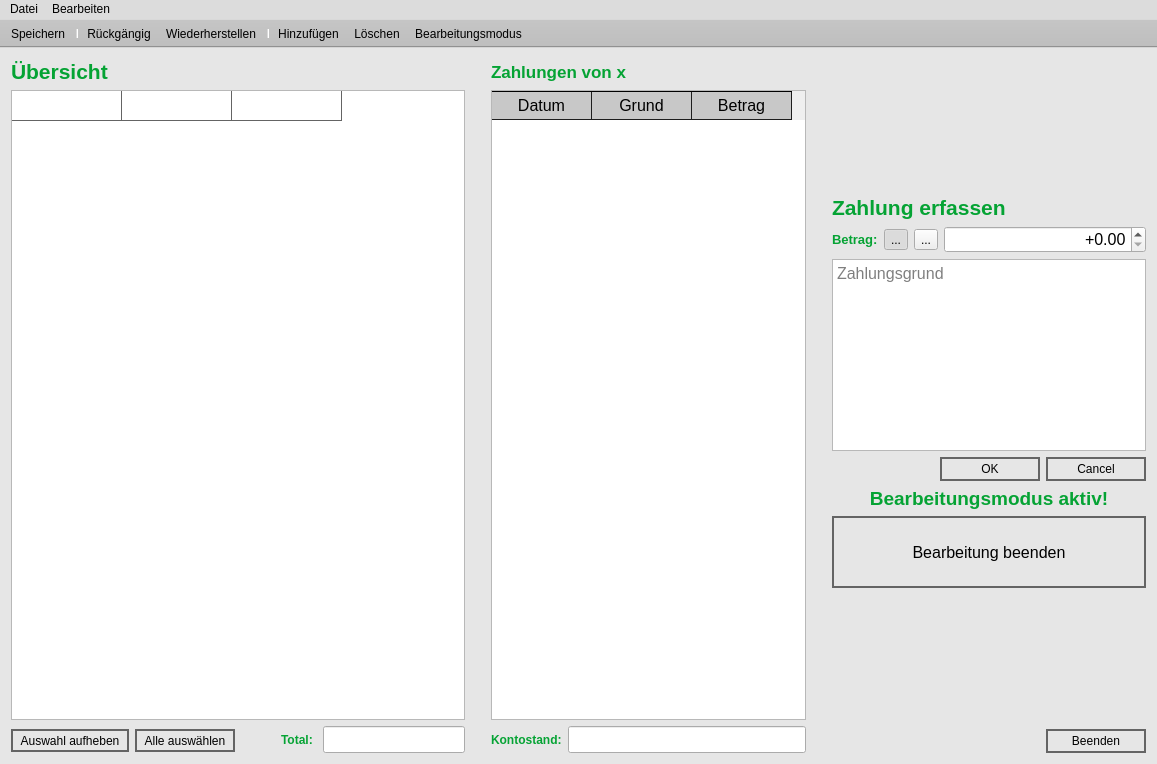
Qt form mainwindow.ui (Snickers03/KlassenkassenManager) before a commit.
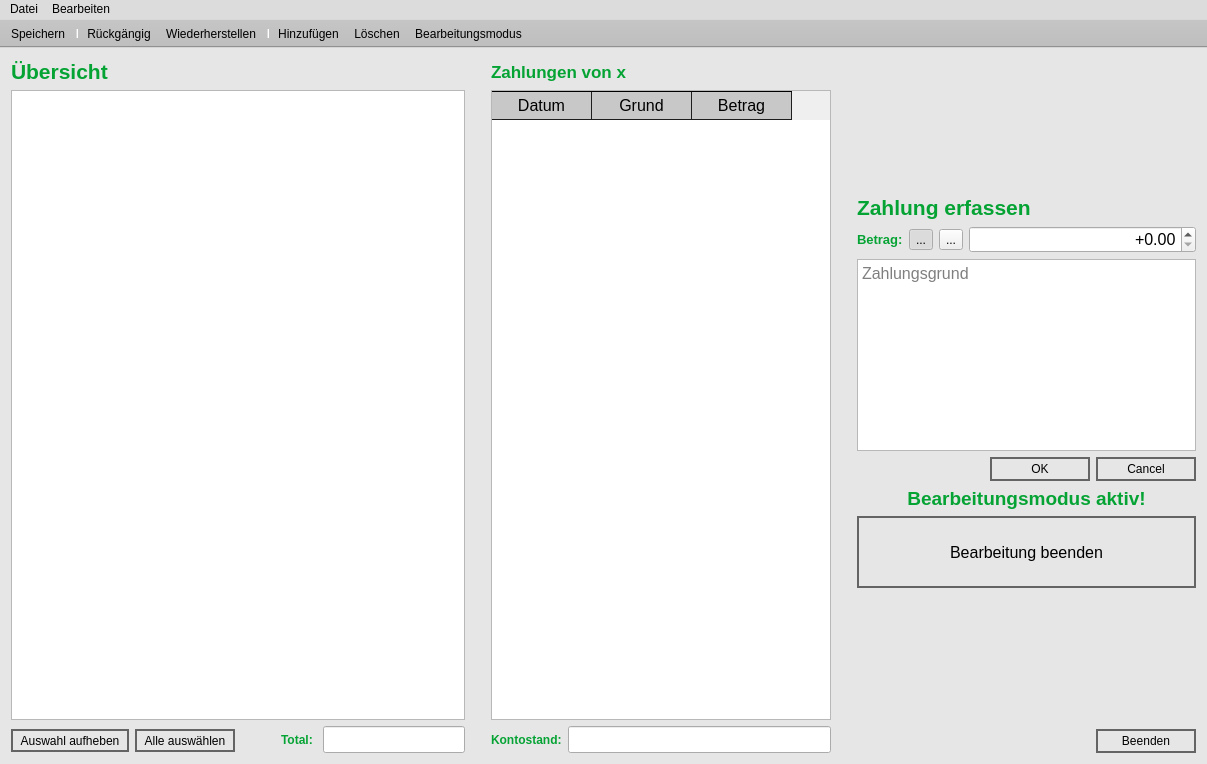
The same form after that commit. Icons and pictures are not drawn.

Patch:
```diff
--- a/mainwindow.ui
+++ b/mainwindow.ui
@@ -9,7 +9,7 @@
    <rect>
     <x>0</x>
     <y>0</y>
-    <width>1157</width>
+    <width>1207</width>
     <height>764</height>
    </rect>
   </property>
@@ -43,7 +43,7 @@
 
 QTableWidget {
     gridline-color: rgb(100, 100, 100);
-    font-size: 12pt;
+    font-size: 11pt;
 	min-width: 30%;
 	min-height: 70%;
 }
@@ -179,6 +179,9 @@
         <property name="gridStyle">
          <enum>Qt::SolidLine</enum>
         </property>
+        <property name="sortingEnabled">
+         <bool>false</bool>
+        </property>
         <property name="cornerButtonEnabled">
          <bool>true</bool>
         </property>
@@ -209,11 +212,6 @@
         <attribute name="verticalHeaderStretchLastSection">
          <bool>false</bool>
         </attribute>
-        <row>
-         <property name="text">
-          <string>1</string>
-         </property>
-        </row>
         <column>
          <property name="text">
           <string>Nachname</string>
@@ -229,30 +227,6 @@
           <string>Guthaben</string>
          </property>
         </column>
-        <item row="0" column="0">
-         <property name="text">
-          <string/>
-         </property>
-         <property name="textAlignment">
-          <set>AlignLeading|AlignVCenter</set>
-         </property>
-        </item>
-        <item row="0" column="1">
-         <property name="text">
-          <string/>
-         </property>
-         <property name="textAlignment">
-          <set>AlignLeading|AlignVCenter</set>
-         </property>
-        </item>
-        <item row="0" column="2">
-         <property name="text">
-          <string/>
-         </property>
-         <property name="textAlignment">
-          <set>AlignTrailing|AlignVCenter</set>
-         </property>
-        </item>
        </widget>
       </item>
       <item>
@@ -446,12 +420,18 @@
           <height>72</height>
          </size>
         </property>
+        <property name="horizontalScrollBarPolicy">
+         <enum>Qt::ScrollBarAlwaysOff</enum>
+        </property>
         <property name="editTriggers">
          <set>QAbstractItemView::NoEditTriggers</set>
         </property>
         <property name="cornerButtonEnabled">
          <bool>true</bool>
         </property>
+        <attribute name="horizontalHeaderHighlightSections">
+         <bool>false</bool>
+        </attribute>
         <column>
          <property name="text">
           <string>Datum</string>
@@ -715,7 +695,7 @@
         </property>
         <property name="minimumSize">
          <size>
-          <width>32</width>
+          <width>18</width>
           <height>0</height>
          </size>
         </property>
@@ -734,9 +714,18 @@
         <property name="enabled">
          <bool>true</bool>
         </property>
+        <property name="sizePolicy">
+         <sizepolicy hsizetype="Expanding" vsizetype="Fixed">
+          <horstretch>0</horstretch>
+          <verstretch>0</verstretch>
+         </sizepolicy>
+        </property>
         <property name="toolTip">
          <string/>
         </property>
+        <property name="layoutDirection">
+         <enum>Qt::LeftToRight</enum>
+        </property>
         <property name="standardButtons">
          <set>QDialogButtonBox::Cancel|QDialogButtonBox::Ok</set>
         </property>
@@ -852,7 +841,7 @@
    <addaction name="actionRedo"/>
    <addaction name="separator"/>
    <addaction name="addStudent"/>
-   <addaction name="deleteStudent"/>
+   <addaction name="actionDelete"/>
    <addaction name="actionEditMode"/>
   </widget>
   <widget class="QMenuBar" name="menuBar">
@@ -860,7 +849,7 @@
     <rect>
      <x>0</x>
      <y>0</y>
-     <width>1157</width>
+     <width>1207</width>
      <height>21</height>
     </rect>
    </property>
@@ -897,7 +886,7 @@
     <addaction name="actionRedo"/>
     <addaction name="separator"/>
     <addaction name="addStudent"/>
-    <addaction name="deleteStudent"/>
+    <addaction name="actionDelete"/>
     <addaction name="actionEditMode"/>
    </widget>
    <addaction name="menuDatei"/>
@@ -933,7 +922,7 @@
     <string>Ctrl+N</string>
    </property>
   </action>
-  <action name="deleteStudent">
+  <action name="actionDelete">
    <property name="icon">
     <iconset resource="images.qrc">
      <normaloff>:/images/images/icons8-cancel-96.png</normaloff>:/images/images/icons8-cancel-96.png</iconset>
```
